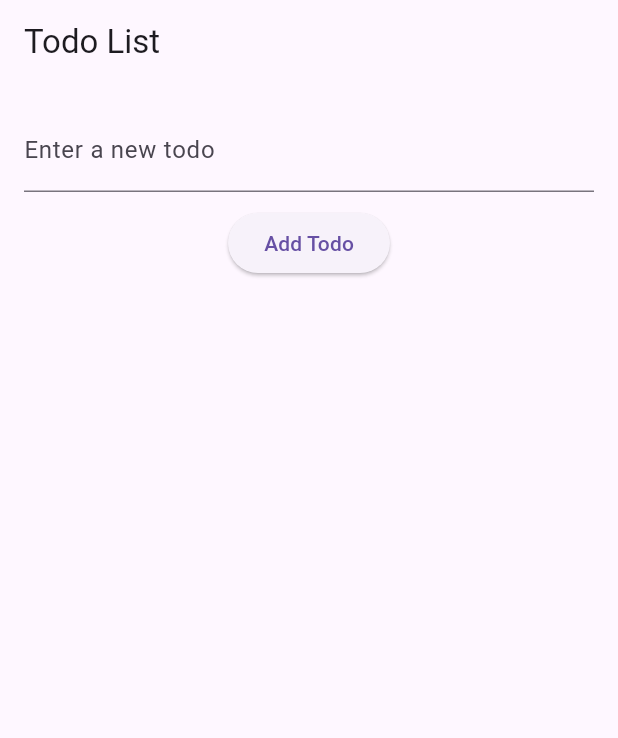
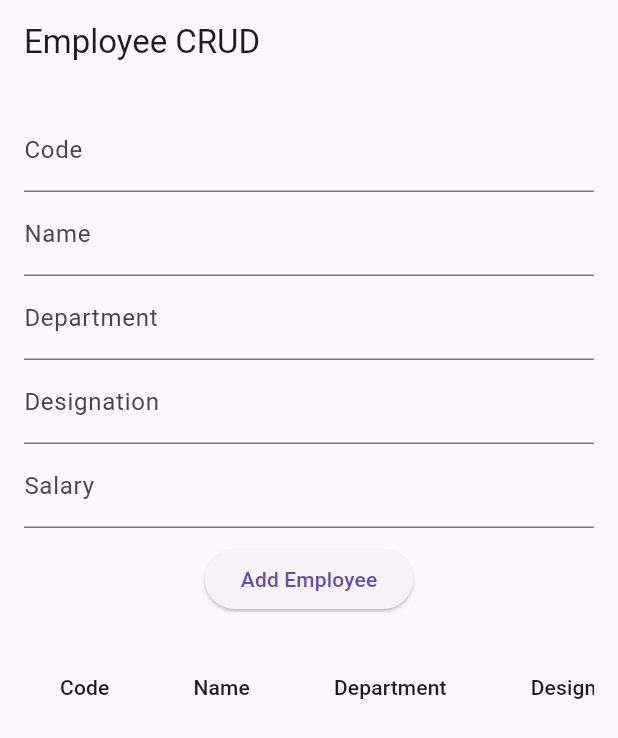
Before and after one commit to raghuprasadks/flutter-nov-2024, a Flutter app: the screen it shows after launch, on a phone screen of 412 x 824 dp. Shown: the top 738 px of the screen. Run offline on Flutter 3.47's test engine with Material 3 defaults, Android fonts, the phone set to English and light mode, and no system bars.

Commit message:
employee crud

```diff
--- a/programs/my_flutter_app/lib/main.dart
+++ b/programs/my_flutter_app/lib/main.dart
@@ -10,69 +10,126 @@ class MyApp extends StatelessWidget {
   @override
   Widget build(BuildContext context) {
     return MaterialApp(
-      title: 'Flutter Demo',
+      title: 'Employee CRUD',
       theme: ThemeData(
         primarySwatch: Colors.blue,
       ),
-      home: TodoListPage(),
+      home: EmployeeListPage(),
     );
   }
 }
 
-class Todo {
-  String title;
-  bool isDone;
+class Employee {
+  String code;
+  String name;
+  String department;
+  String designation;
+  double salary;
 
-  Todo({
-    required this.title,
-    this.isDone = false,
+  Employee({
+    required this.code,
+    required this.name,
+    required this.department,
+    required this.designation,
+    required this.salary,
   });
 }
 
-class TodoListPage extends StatefulWidget {
+class EmployeeListPage extends StatefulWidget {
   @override
-  _TodoListPageState createState() => _TodoListPageState();
+  _EmployeeListPageState createState() => _EmployeeListPageState();
 }
 
-class _TodoListPageState extends State<TodoListPage> {
-  final List<Todo> _todos = [];
-  final TextEditingController _controller = TextEditingController();
+class _EmployeeListPageState extends State<EmployeeListPage> {
+  final List<Employee> _employees = [];
+  final TextEditingController _codeController = TextEditingController();
+  final TextEditingController _nameController = TextEditingController();
+  final TextEditingController _departmentController = TextEditingController();
+  final TextEditingController _designationController = TextEditingController();
+  final TextEditingController _salaryController = TextEditingController();
 
-  void _addTodo() {
-    if (_controller.text.isNotEmpty) {
+  void _addEmployee() {
+    if (_codeController.text.isNotEmpty &&
+        _nameController.text.isNotEmpty &&
+        _departmentController.text.isNotEmpty &&
+        _designationController.text.isNotEmpty &&
+        _salaryController.text.isNotEmpty) {
       setState(() {
-        _todos.add(Todo(
-          title: _controller.text,
+        _employees.add(Employee(
+          code: _codeController.text,
+          name: _nameController.text,
+          department: _departmentController.text,
+          designation: _designationController.text,
+          salary: double.tryParse(_salaryController.text) ?? 0.0,
         ));
-        _controller.clear();
+        _clearControllers();
       });
     }
   }
 
-  void _toggleTodoStatus(int index) {
+  void _editEmployee(int index) {
     setState(() {
-      _todos[index].isDone = !_todos[index].isDone;
+      _employees[index] = Employee(
+        code: _codeController.text,
+        name: _nameController.text,
+        department: _departmentController.text,
+        designation: _designationController.text,
+        salary: double.tryParse(_salaryController.text) ?? 0.0,
+      );
+      _clearControllers();
     });
   }
 
-  void _deleteTodo(int index) {
+  void _deleteEmployee(int index) {
     setState(() {
-      _todos.removeAt(index);
+      _employees.removeAt(index);
     });
   }
 
-  void _editTodoDialog(int index) {
-    _controller.text = _todos[index].title;
+  void _clearControllers() {
+    _codeController.clear();
+    _nameController.clear();
+    _departmentController.clear();
+    _designationController.clear();
+    _salaryController.clear();
+  }
+
+  void _showEditDialog(int index) {
+    _codeController.text = _employees[index].code;
+    _nameController.text = _employees[index].name;
+    _departmentController.text = _employees[index].department;
+    _designationController.text = _employees[index].designation;
+    _salaryController.text = _employees[index].salary.toString();
     showDialog(
       context: context,
       builder: (BuildContext context) {
         return AlertDialog(
-          title: const Text('Edit Todo'),
-          content: TextField(
-            controller: _controller,
-            decoration: const InputDecoration(
-              labelText: 'Todo',
+          title: const Text('Edit Employee'),
+          content: Column(
+            mainAxisSize: MainAxisSize.min,
+            children: <Widget>[
+              TextField(
+                controller: _codeController,
+                decoration: const InputDecoration(labelText: 'Code'),
               ),
+              TextField(
+                controller: _nameController,
+                decoration: const InputDecoration(labelText: 'Name'),
+              ),
+              TextField(
+                controller: _departmentController,
+                decoration: const InputDecoration(labelText: 'Department'),
+              ),
+              TextField(
+                controller: _designationController,
+                decoration: const InputDecoration(labelText: 'Designation'),
+              ),
+              TextField(
+                controller: _salaryController,
+                keyboardType: TextInputType.number,
+                decoration: const InputDecoration(labelText: 'Salary'),
+              ),
+            ],
           ),
           actions: <Widget>[
             TextButton(
@@ -83,7 +140,7 @@ class _TodoListPageState extends State<TodoListPage> {
             ),
             TextButton(
               onPressed: () {
-                _editTodo(index);
+                _editEmployee(index);
                 Navigator.of(context).pop();
               },
               child: const Text('Save'),
@@ -94,74 +151,84 @@ class _TodoListPageState extends State<TodoListPage> {
     );
   }
 
-  void _editTodo(int index) {
-    setState(() {
-      _todos[index].title = _controller.text;
-      _controller.clear();
-    });
-  }
-
   @override
   Widget build(BuildContext context) {
     return Scaffold(
       appBar: AppBar(
-        title: const Text('Todo List'),
+        title: const Text('Employee CRUD'),
       ),
       body: Padding(
         padding: const EdgeInsets.all(16.0),
         child: Column(
           children: <Widget>[
             TextField(
-              controller: _controller,
-              decoration: const InputDecoration(
-                labelText: 'Enter a new todo',
+              controller: _codeController,
+              decoration: const InputDecoration(labelText: 'Code'),
             ),
+            TextField(
+              controller: _nameController,
+              decoration: const InputDecoration(labelText: 'Name'),
+            ),
+            TextField(
+              controller: _departmentController,
+              decoration: const InputDecoration(labelText: 'Department'),
+            ),
+            TextField(
+              controller: _designationController,
+              decoration: const InputDecoration(labelText: 'Designation'),
+            ),
+            TextField(
+              controller: _salaryController,
+              keyboardType: TextInputType.number,
+              decoration: const InputDecoration(labelText: 'Salary'),
             ),
             const SizedBox(height: 10),
             ElevatedButton(
-              onPressed: _addTodo,
-              child: const Text('Add Todo'),
+              onPressed: _addEmployee,
+              child: const Text('Add Employee'),
             ),
             const SizedBox(height: 20),
             Expanded(
-              child: ListView.builder(
-                itemCount: _todos.length,
-                itemBuilder: (context, index) {
-                  final todo = _todos[index];
-                  return ListTile(
-                    title: Text(
-                      todo.title,
-                      style: TextStyle(
-                        decoration: todo.isDone
-                            ? TextDecoration.lineThrough
-                            : TextDecoration.none,
-                      ),
-                    ),
-                    leading: Checkbox(
-                      value: todo.isDone,
-                      onChanged: (value) {
-                        _toggleTodoStatus(index);
-                      },
-                    ),
-                    trailing: Row(
-                      mainAxisSize: MainAxisSize.min,
+              child: SingleChildScrollView(
+                scrollDirection: Axis.horizontal,
+                child: DataTable(
+                  columns: const <DataColumn>[
+                    DataColumn(label: Text('Code')),
+                    DataColumn(label: Text('Name')),
+                    DataColumn(label: Text('Department')),
+                    DataColumn(label: Text('Designation')),
+                    DataColumn(label: Text('Salary')),
+                    DataColumn(label: Text('Actions')),
+                  ],
+                  rows: _employees.map((employee) {
+                    int index = _employees.indexOf(employee);
+                    return DataRow(
+                      cells: <DataCell>[
+                        DataCell(Text(employee.code)),
+                        DataCell(Text(employee.name)),
+                        DataCell(Text(employee.department)),
+                        DataCell(Text(employee.designation)),
+                        DataCell(Text(employee.salary.toString())),
+                        DataCell(Row(
                           children: <Widget>[
                             IconButton(
                               icon: const Icon(Icons.edit),
                               onPressed: () {
-                            _editTodoDialog(index);
+                                _showEditDialog(index);
                               },
                             ),
                             IconButton(
                               icon: const Icon(Icons.delete),
                               onPressed: () {
-                            _deleteTodo(index);
+                                _deleteEmployee(index);
                               },
                             ),
                           ],
+                        )),
+                      ],
+                    );
+                  }).toList(),
                 ),
-                  );
-                },
               ),
             ),
           ],
```
Also changed, not shown: programs/my_flutter_app/lib/main_todos.dart (added, +172 -0 lines). Lines whose indentation alone changed are shown as unchanged.
